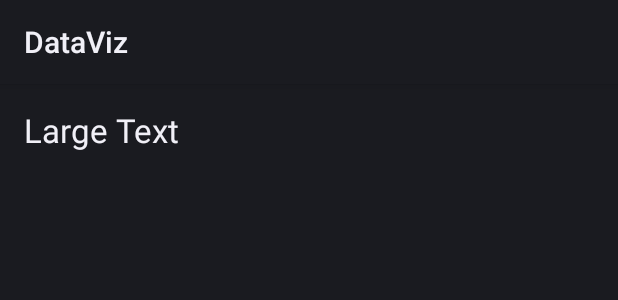
After one commit to Josef123456/SEG-DataViz, an Android app: the layout activity_country_detail.xml on its own in the app's theme, with its tools: preview values and no code run, on a phone screen of 412 x 824 dp. The commit adds this screen. Shown: the top 300 px of the screen. Run offline under Robolectric (Android 15) with nearby library versions, the phone set to English and light mode, and no system bars.

Commit message:
Added country detail activity + work on the DB structure

```diff
--- a/app/src/main/AndroidManifest.xml
+++ b/app/src/main/AndroidManifest.xml
@@ -51,8 +51,12 @@
             android:label="@string/title_activity_metric_selection" >
         </activity>
         <activity
-            android:name=".CountrySelectionActivity"
+            android:name="com.team1_k.project.seg.dataviz.CountrySelectionActivity"
             android:label="@string/title_activity_country_selection" >
+        </activity>
+        <activity
+            android:name="com.team1_k.project.seg.dataviz.CountryDetailActivity"
+            android:label="@string/title_activity_country_detail" >
         </activity>
     </application>
 
--- a/app/src/main/java/com/team1_k/project/seg/dataviz/api/QueryBuilder.java
+++ b/app/src/main/java/com/team1_k/project/seg/dataviz/api/QueryBuilder.java
@@ -68,7 +68,7 @@ public class QueryBuilder {
         CountryQuery helper = new CountryQuery(mContext);
         //TODO: pass all of this onto the country query so that it parse page information
 
-        for ( int i = 1 ; i < 2 ; ++ i ) {
+        for ( int i = 1 ; i < 6 ; ++ i ) {
             helper.asyncCountryRequestWithPage(i);
         }
     }
--- /dev/null
+++ b/app/src/main/res/layout/activity_country_detail.xml
@@ -0,0 +1,26 @@
+<RelativeLayout xmlns:android="http://schemas.android.com/apk/res/android"
+    xmlns:tools="http://schemas.android.com/tools" android:layout_width="match_parent"
+    android:layout_height="match_parent" android:paddingLeft="@dimen/activity_horizontal_margin"
+    android:paddingRight="@dimen/activity_horizontal_margin"
+    android:paddingTop="@dimen/activity_vertical_margin"
+    android:paddingBottom="@dimen/activity_vertical_margin"
+    tools:context="com.team1_k.project.seg.dataviz.CountryDetailActivity">
+
+    <TextView
+        android:layout_width="wrap_content"
+        android:layout_height="wrap_content"
+        android:textAppearance="?android:attr/textAppearanceLarge"
+        android:text="Large Text"
+        android:id="@+id/countryName"
+        android:layout_alignParentTop="true"
+        android:layout_alignParentStart="true"
+        android:paddingBottom="10dp" />
+
+    <ListView
+        android:layout_width="wrap_content"
+        android:layout_height="wrap_content"
+        android:id="@+id/listView2"
+        android:layout_alignParentStart="true"
+        android:layout_below="@+id/countryName" />
+
+</RelativeLayout>
--- /dev/null
+++ b/app/src/main/res/menu/menu_country_detail.xml
@@ -0,0 +1,6 @@
+<menu xmlns:android="http://schemas.android.com/apk/res/android"
+    xmlns:tools="http://schemas.android.com/tools"
+    tools:context="com.team1_k.project.seg.dataviz.CountryDetailActivity">
+    <item android:id="@+id/action_settings" android:title="@string/action_settings"
+        android:orderInCategory="100" android:showAsAction="never" />
+</menu>
--- a/app/src/main/res/values/strings.xml
+++ b/app/src/main/res/values/strings.xml
@@ -14,5 +14,6 @@
     <string name="title_activity_news">NewsActivity</string>
     <string name="title_activity_metric_selection">MetricSelectionActivity</string>
     <string name="title_activity_country_selection">CountrySelectionActivity</string>
+    <string name="title_activity_country_detail">CountryDetailActivity</string>
 
 </resources>
```
Also changed, not shown: app/src/main/java/com/team1_k/project/seg/dataviz/CountryDetailActivity.java (added, +41 -0 lines), app/src/main/java/com/team1_k/project/seg/dataviz/CountrySelectionActivity.java (+16 -2 lines), app/src/main/java/com/team1_k/project/seg/dataviz/api/helper/CountryQuery.java (+7 -3 lines), app/src/main/java/com/team1_k/project/seg/dataviz/data/DataVizDbHelper.java (+5 -4 lines), app/src/main/java/com/team1_k/project/seg/dataviz/model/Country.java (+14 -2 lines).
